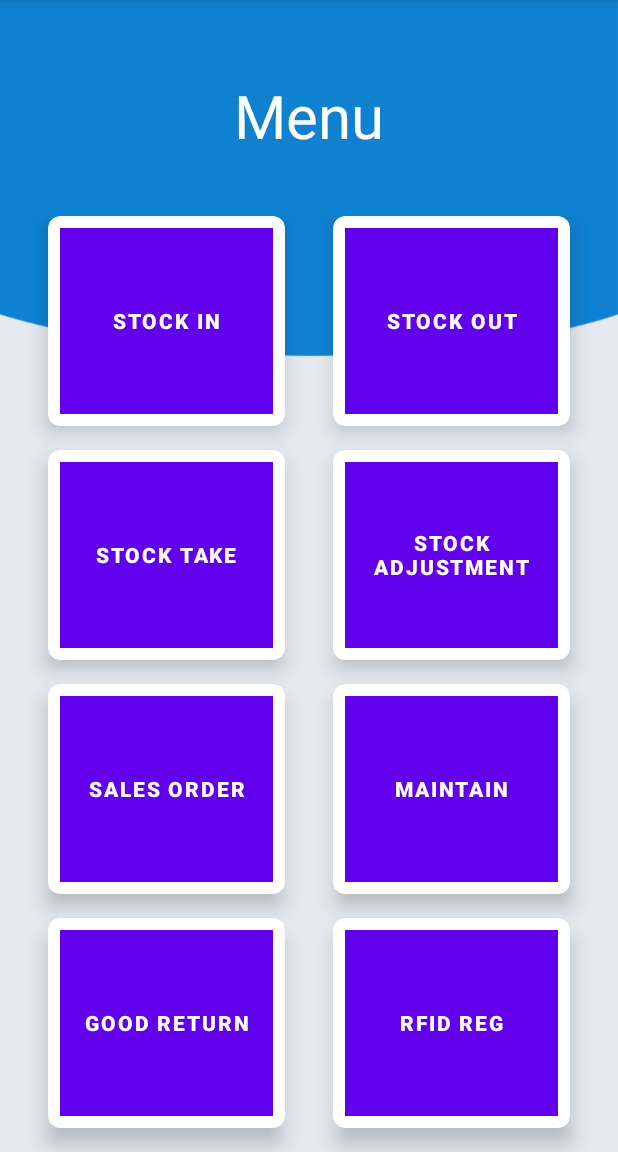
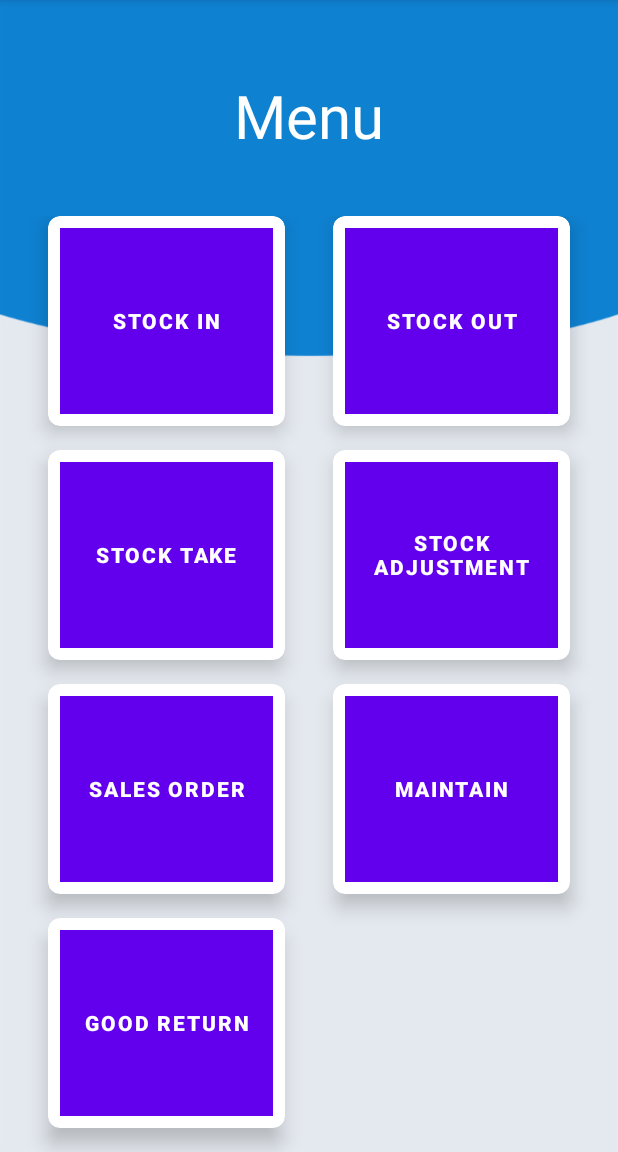
Before and after one commit to tzejian27/DB_Inventory_8April22, an Android app: the Home_Page screen opened directly, with no data from a screen before it, on a phone screen of 412 x 824 dp, the part 84-1236 px from its top. Run offline under Robolectric (Android 15) with nearby library versions, the phone set to English and light mode, and no system bars; our stand-ins replace Firebase (no records; nobody signed in at launch, a user with empty details on screens opened directly).

Commit message:
add RFID data(Pending check RFID exist, Stock Movement)

```diff
--- a/app/src/main/res/layout/activity_home_page.xml
+++ b/app/src/main/res/layout/activity_home_page.xml
@@ -275,7 +275,7 @@
                 android:layout_marginRight="16dp"
                 android:layout_marginBottom="16dp"
                 app:cardCornerRadius="8dp"
-                android:visibility="visible"
+                android:visibility="invisible"
                 app:cardElevation="8dp">
 
                 <LinearLayout
--- a/app/src/main/res/layout/activity_stock_in_scan.xml
+++ b/app/src/main/res/layout/activity_stock_in_scan.xml
@@ -37,7 +37,7 @@
         android:hint="@string/enter_scan_barcode"
         android:inputType="number"
         android:paddingLeft="20dp"
-        android:drawableLeft="@drawable/icon_barcode"/>
+        android:drawableStart="@drawable/icon_barcode"/>
 
     <Spinner
         android:id="@+id/spinner_stock_in"
```
Also changed, not shown: app/src/main/java/com/example/db_inventory/Home_Page.java (+6 -6 lines), app/src/main/java/com/example/db_inventory/RFID_MainActivity.java (+18 -1 lines).
